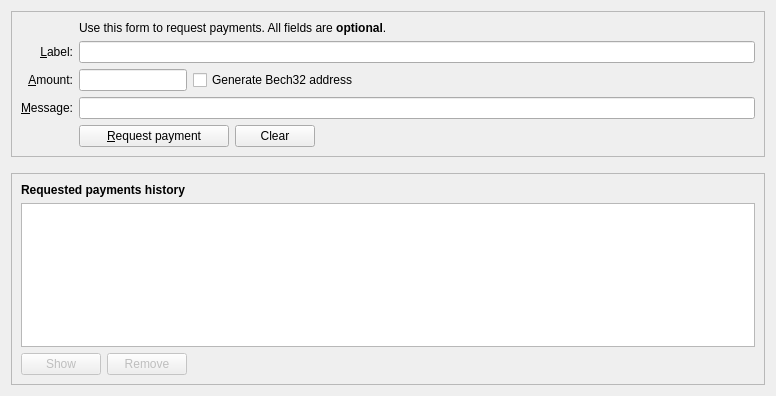
First picture: the form in src/qt/forms/receivecoinsdialog.ui, repository koifinance/NixCore, before the edit.
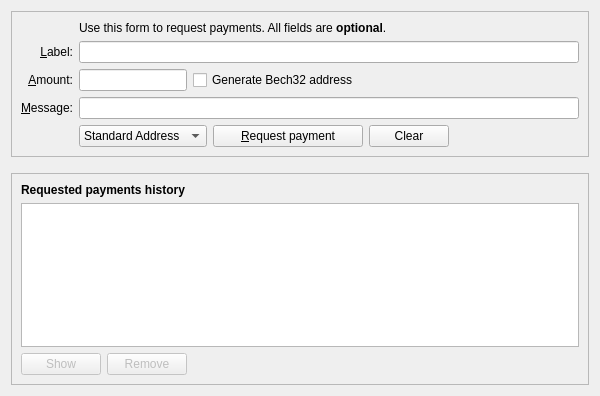
Second picture: the form after the edit. Icons and pictures are not drawn. Custom widgets are drawn as their Qt base class.

```diff
--- a/src/qt/forms/receivecoinsdialog.ui
+++ b/src/qt/forms/receivecoinsdialog.ui
@@ -6,7 +6,7 @@
    <rect>
     <x>0</x>
     <y>0</y>
-    <width>776</width>
+    <width>600</width>
     <height>396</height>
    </rect>
   </property>
@@ -99,6 +99,26 @@
         </item>
         <item row="7" column="2">
          <layout class="QHBoxLayout" name="horizontalLayout">
+          <item>
+           <widget class="QComboBox" name="addressType">
+            <property name="sizePolicy">
+             <sizepolicy hsizetype="Preferred" vsizetype="Fixed">
+              <horstretch>0</horstretch>
+              <verstretch>0</verstretch>
+             </sizepolicy>
+            </property>
+            <item>
+             <property name="text">
+              <string>Standard Address</string>
+             </property>
+            </item>
+            <item>
+             <property name="text">
+              <string>Ghost Address</string>
+             </property>
+            </item>
+           </widget>
+          </item>
           <item>
            <widget class="QPushButton" name="receiveButton">
             <property name="minimumSize">
```
